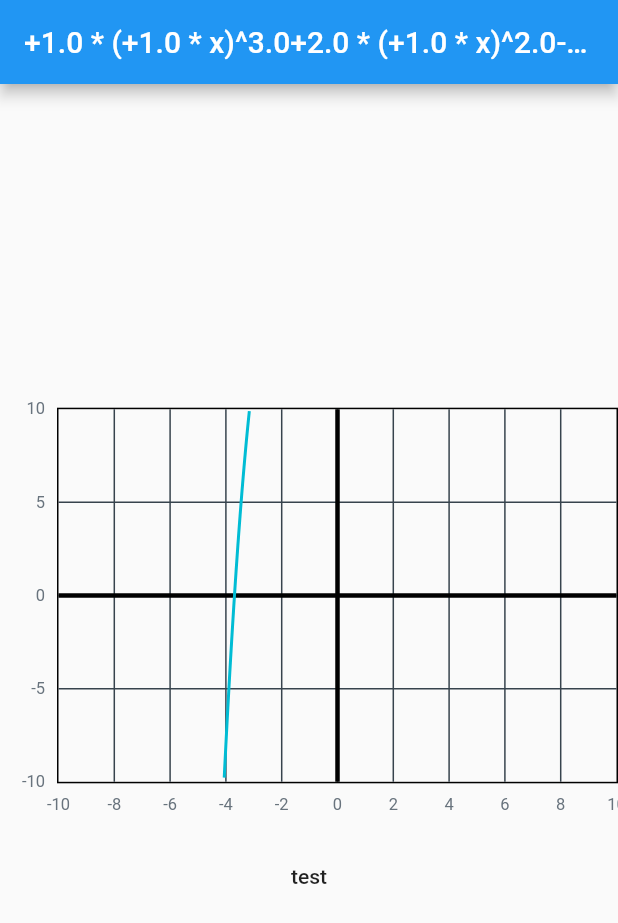
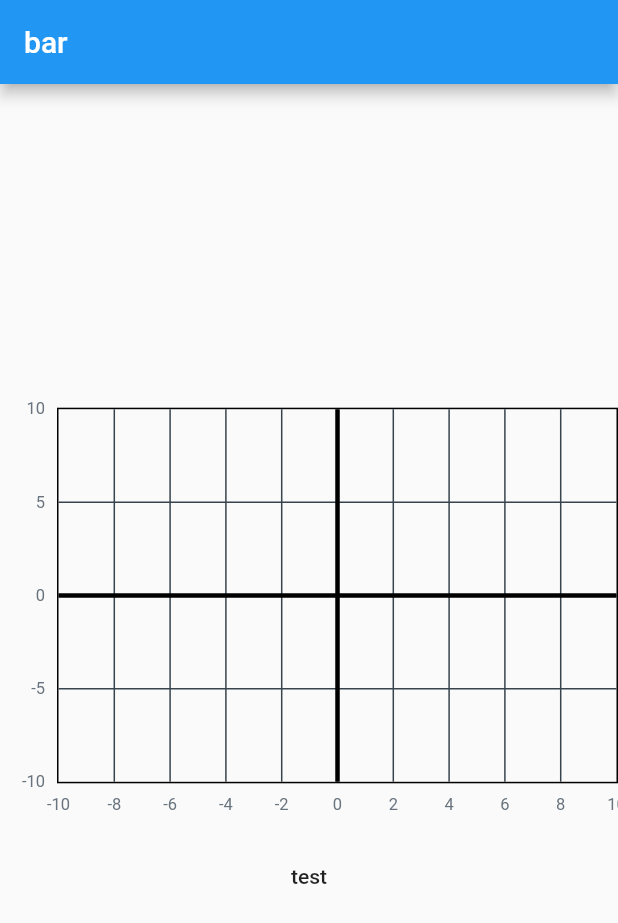
Before and after one commit to burevestnik-png/comp-math-lab3, a Flutter app: the screen it shows after launch, on a phone screen of 412 x 824 dp. Shown: the top 923 px of the screen. Run offline on Flutter 3.47's test engine with Material 2 defaults, Android fonts, the phone set to English and light mode, and no system bars; drawn by our look-alikes of fl_chart; our stand-ins replace get.

Commit message:
Probably works, needed more tests

```diff
--- a/lib/domain/state/main_screen_state.dart
+++ b/lib/domain/state/main_screen_state.dart
@@ -5,7 +5,7 @@ import 'package:comp_math_lab3/domain/models/tokens/token.dart';
 import 'package:comp_math_lab3/domain/services/drawing_service.dart';
 import 'package:comp_math_lab3/domain/state/state.dart';
 
-class GraphScreenState extends IState {
+class MainScreenState extends IState {
   final equation = Equation(<Token>[
     PolynomialToken.basicPositive(power: 2.0, factor: 1.0),
   ]);
--- a/lib/domain/state/state.dart
+++ b/lib/domain/state/state.dart
@@ -1,14 +1,11 @@
-import 'package:flutter/cupertino.dart';
+import 'package:get/get.dart';
 
 enum ScreenState { IDLE, WAITING }
 
-class IState with ChangeNotifier {
-  ScreenState _status = ScreenState.IDLE;
+class IState extends GetxController {
+  var _status = ScreenState.IDLE.obs;
 
-  ScreenState get state => _status;
+  ScreenState? get state => _status.value;
 
-  void setState(ScreenState state) {
-    _status = state;
-    notifyListeners();
-  }
+  void setState(ScreenState state) => _status.value = state;
 }
--- a/lib/main.dart
+++ b/lib/main.dart
@@ -1,3 +1,4 @@
+import 'package:comp_math_lab3/domain/state/main_screen_state.dart';
 import 'package:comp_math_lab3/presentation/graph/main_screen.dart';
 import 'package:flutter/material.dart';
 import 'package:get/get.dart';
@@ -13,8 +14,13 @@ class App extends StatelessWidget {
       theme: ThemeData(
         primarySwatch: Colors.blue,
       ),
-      home: MainScreen(),
-      getPages: [GetPage(name: MainScreen.id, page: () => MainScreen())],
+      initialRoute: MainScreen.id,
+      initialBinding: BindingsBuilder(() {
+        Get.put(MainScreenState());
+      }),
+      getPages: [
+        GetPage(name: MainScreen.id, page: () => MainScreen()),
+      ],
     );
   }
 }
--- a/lib/presentation/graph/main_screen.dart
+++ b/lib/presentation/graph/main_screen.dart
@@ -1,16 +1,49 @@
 import 'package:comp_math_lab3/domain/state/main_screen_state.dart';
+import 'package:comp_math_lab3/domain/state/state.dart';
 import 'package:fl_chart/fl_chart.dart';
 import 'package:flutter/material.dart';
-import 'package:provider/provider.dart';
+import 'package:get/get.dart';
 
-class MainScreen extends StatelessWidget {
+class MainScreen extends GetView<MainScreenState> {
   static final String id = '/';
 
   @override
   Widget build(BuildContext context) {
-    return ChangeNotifierProvider<GraphScreenState>(
-      create: (context) => GraphScreenState(),
-      child: Consumer<GraphScreenState>(
+    return Scaffold(
+      appBar: AppBar(
+        title: Text("bar"),
+      ),
+      body: Obx(() {
+        var lineChartData = controller.drawService.drawAxis();
+        // controller.drawService.drawGraph(controller.equation2, lineChartData);
+        if (controller.state == ScreenState.IDLE) {}
+
+        return Center(
+          child: Column(
+            mainAxisAlignment: MainAxisAlignment.center,
+            children: [
+              LineChart(
+                lineChartData,
+              ),
+              FlatButton(
+                onPressed: () {
+                  controller.drawService
+                      .drawGraph(controller.equation, lineChartData);
+                },
+                child: Text("test"),
+              )
+            ],
+          ),
+        );
+      }),
+    );
+  }
+
+/*@override
+  Widget build(BuildContext context) {
+    return ChangeNotifierProvider<MainScreenState>(
+      create: (context) => MainScreenState(),
+      child: Consumer<MainScreenState>(
         builder: (context, state, _) {
           var lineChartData = state.drawService.drawAxis();
           state.drawService.drawGraph(state.equation2, lineChartData);
@@ -40,5 +73,6 @@ class MainScreen extends StatelessWidget {
         },
       ),
     );
-  }
+  }*/
+
 }
```
